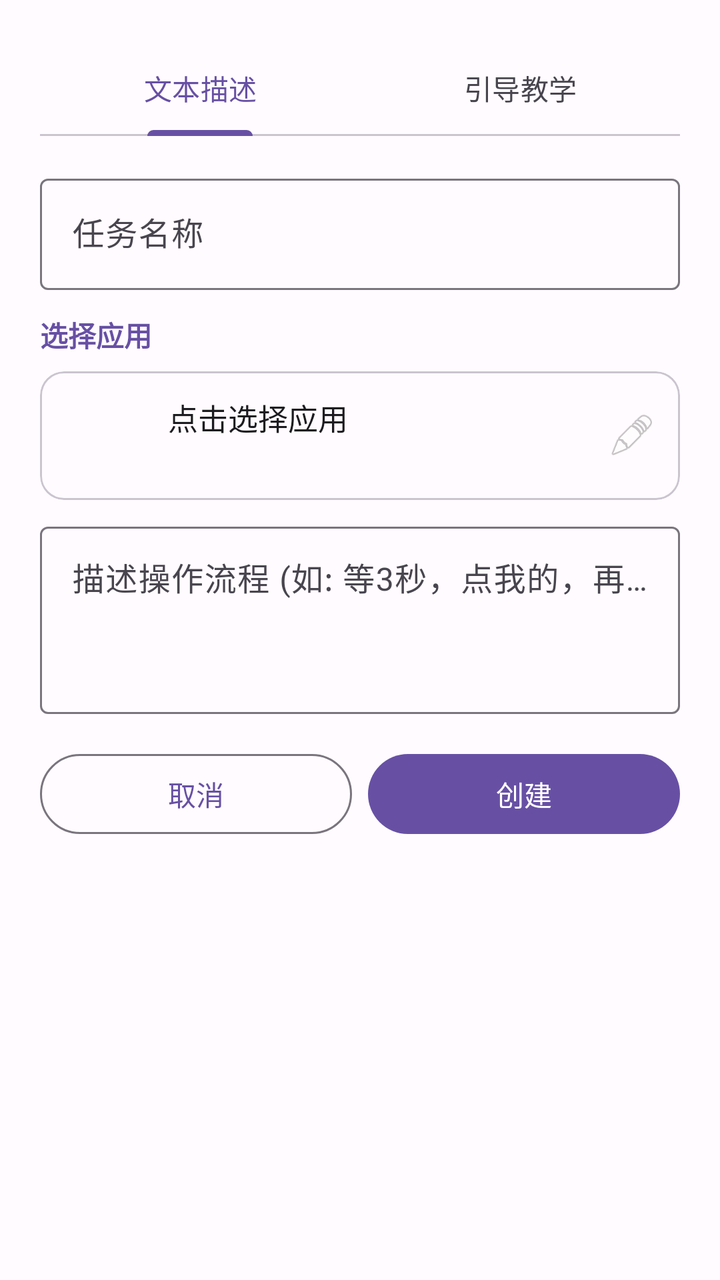
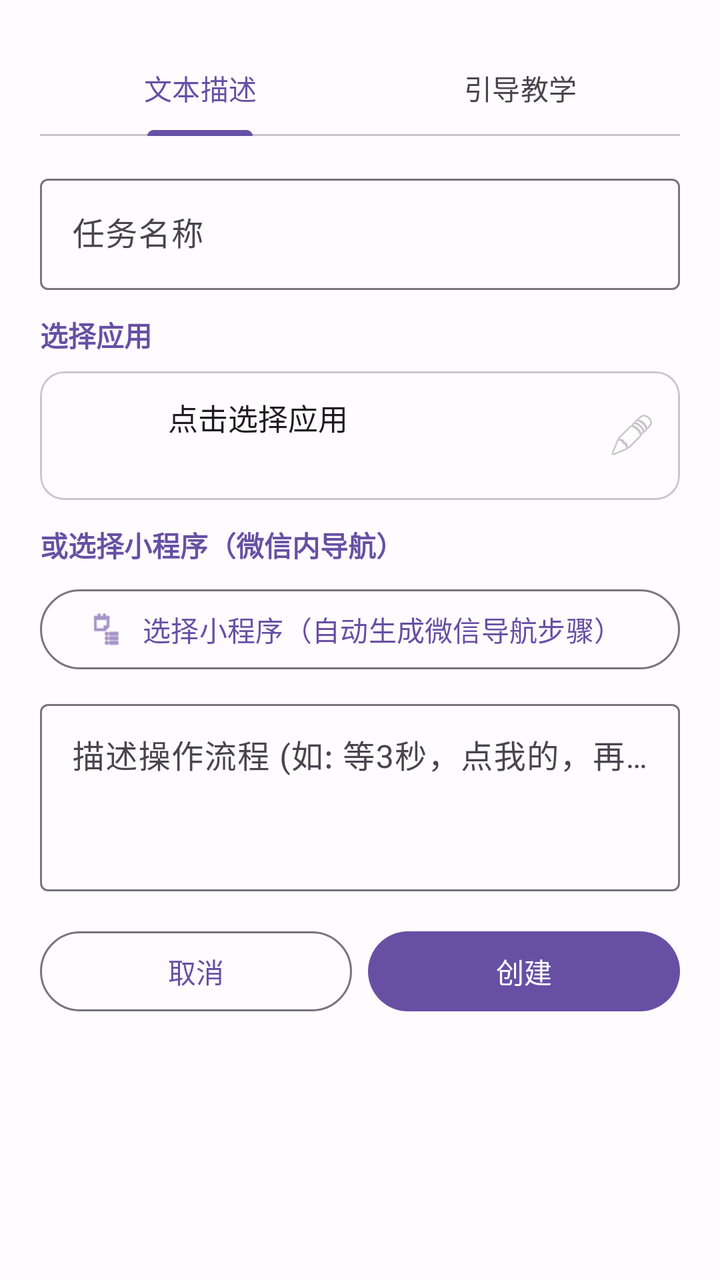

Two renders of the same Android screen: before a commit and after it. Below are the layout's source before the change and the commit's diff.
<!-- AndroidManifest.xml: application theme Theme.AutoTask -->
<!-- res/layout/dialog_add_task.xml -->
<?xml version="1.0" encoding="utf-8"?>
<ScrollView xmlns:android="http://schemas.android.com/apk/res/android"
    xmlns:app="http://schemas.android.com/apk/res-auto"
    android:layout_width="match_parent"
    android:layout_height="wrap_content">

    <LinearLayout
        android:layout_width="match_parent"
        android:layout_height="wrap_content"
        android:orientation="vertical"
        android:padding="20dp">

        <com.google.android.material.tabs.TabLayout
            android:id="@+id/tab_layout"
            android:layout_width="match_parent"
            android:layout_height="wrap_content">

            <com.google.android.material.tabs.TabItem
                android:layout_width="wrap_content"
                android:layout_height="wrap_content"
                android:text="文本描述" />

            <com.google.android.material.tabs.TabItem
                android:layout_width="wrap_content"
                android:layout_height="wrap_content"
                android:text="引导教学" />

        </com.google.android.material.tabs.TabLayout>

        
        <com.google.android.material.textfield.TextInputLayout
            android:layout_width="match_parent"
            android:layout_height="wrap_content"
            android:layout_marginTop="16dp"
            android:hint="任务名称">

            <com.google.android.material.textfield.TextInputEditText
                android:id="@+id/et_task_name"
                android:layout_width="match_parent"
                android:layout_height="wrap_content"
                android:inputType="text" />

        </com.google.android.material.textfield.TextInputLayout>

        
        <TextView
            android:layout_width="wrap_content"
            android:layout_height="wrap_content"
            android:layout_marginTop="12dp"
            android:text="选择应用"
            android:textSize="14sp"
            android:textStyle="bold"
            android:textColor="?attr/colorPrimary" />

        
        <com.google.android.material.card.MaterialCardView
            android:id="@+id/layout_selected_app"
            android:layout_width="match_parent"
            android:layout_height="wrap_content"
            android:layout_marginTop="8dp"
            app:cardCornerRadius="12dp"
            app:cardElevation="0dp"
            app:strokeWidth="1dp"
            app:strokeColor="?attr/colorOutlineVariant"
            app:cardBackgroundColor="?attr/colorSurface">

            <LinearLayout
                android:layout_width="match_parent"
                android:layout_height="wrap_content"
                android:orientation="horizontal"
                android:gravity="center_vertical"
                android:padding="12dp">

                <ImageView
                    android:id="@+id/iv_selected_icon"
                    android:layout_width="40dp"
                    android:layout_height="40dp"
                    android:scaleType="fitCenter"
                    android:src="@android:drawable/sym_def_app_icon" />

                <LinearLayout
                    android:layout_width="0dp"
                    android:layout_height="wrap_content"
                    android:layout_weight="1"
                    android:orientation="vertical"
                    android:layout_marginStart="12dp">

                    <TextView
                        android:id="@+id/tv_selected_name"
                        android:layout_width="wrap_content"
                        android:layout_height="wrap_content"
                        android:text="点击选择应用"
                        android:textSize="15sp"
                        android:textColor="?attr/colorOnSurface" />

                    <TextView
                        android:id="@+id/tv_selected_package"
                        android:layout_width="wrap_content"
                        android:layout_height="wrap_content"
                        android:textSize="12sp"
                        android:textColor="?attr/colorOnSurfaceVariant"
                        android:layout_marginTop="2dp" />

                </LinearLayout>

                <ImageView
                    android:layout_width="24dp"
                    android:layout_height="24dp"
                    android:src="@android:drawable/ic_menu_edit"
                    android:alpha="0.5" />

            </LinearLayout>

        </com.google.android.material.card.MaterialCardView>

        
        <com.google.android.material.textfield.TextInputLayout
            android:id="@+id/til_description"
            android:layout_width="match_parent"
            android:layout_height="wrap_content"
            android:layout_marginTop="8dp"
            android:hint="描述操作流程 (如: 等3秒，点我的，再点设置)">

            <com.google.android.material.textfield.TextInputEditText
                android:id="@+id/et_description"
                android:layout_width="match_parent"
                android:layout_height="wrap_content"
                android:inputType="textMultiLine"
                android:minLines="3"
                android:gravity="top" />

        </com.google.android.material.textfield.TextInputLayout>

        
        <TextView
            android:id="@+id/tv_teach_hint"
            android:layout_width="match_parent"
            android:layout_height="wrap_content"
            android:layout_marginTop="8dp"
            android:text="教学模式：系统会打开应用，然后逐步引导你描述每个页面的操作"
            android:textSize="12sp"
            android:textColor="#757575"
            android:visibility="gone" />

        
        <com.google.android.material.button.MaterialButton
            android:id="@+id/btn_ai_parse"
            android:layout_width="match_parent"
            android:layout_height="wrap_content"
            android:text="AI 解析为步骤"
            android:layout_marginTop="8dp"
            android:visibility="gone"
            style="@style/Widget.Material3.Button.OutlinedButton"
            app:icon="@android:drawable/ic_menu_search" />

        
        <LinearLayout
            android:id="@+id/layout_loading"
            android:layout_width="match_parent"
            android:layout_height="wrap_content"
            android:orientation="vertical"
            android:gravity="center"
            android:layout_marginTop="16dp"
            android:padding="16dp"
            android:visibility="gone">

            <ProgressBar
                android:id="@+id/progress_bar"
                android:layout_width="wrap_content"
                android:layout_height="wrap_content"
                android:indeterminate="true" />

            <TextView
                android:id="@+id/tv_loading_text"
                android:layout_width="wrap_content"
                android:layout_height="wrap_content"
                android:text="正在解析..."
                android:textSize="14sp"
                android:textColor="?attr/colorOnSurfaceVariant"
                android:layout_marginTop="8dp" />

        </LinearLayout>

        
        <LinearLayout
            android:id="@+id/layout_step_preview"
            android:layout_width="match_parent"
            android:layout_height="wrap_content"
            android:orientation="vertical"
            android:layout_marginTop="8dp"
            android:visibility="gone">

            <TextView
                android:layout_width="wrap_content"
                android:layout_height="wrap_content"
                android:text="解析结果（点击步骤可删除）："
                android:textSize="12sp"
                android:textColor="?attr/colorOnSurfaceVariant"
                android:textStyle="bold" />

            <androidx.recyclerview.widget.RecyclerView
                android:id="@+id/rv_steps"
                android:layout_width="match_parent"
                android:layout_height="200dp"
                android:layout_marginTop="4dp"
                android:background="?attr/colorSurfaceVariant"
                android:nestedScrollingEnabled="false" />

        </LinearLayout>

        <LinearLayout
            android:layout_width="match_parent"
            android:layout_height="wrap_content"
            android:orientation="horizontal"
            android:layout_marginTop="16dp">

            <com.google.android.material.button.MaterialButton
                android:id="@+id/btn_cancel"
                android:layout_width="0dp"
                android:layout_height="wrap_content"
                android:layout_weight="1"
                android:text="取消"
                style="@style/Widget.Material3.Button.OutlinedButton" />

            <com.google.android.material.button.MaterialButton
                android:id="@+id/btn_confirm"
                android:layout_width="0dp"
                android:layout_height="wrap_content"
                android:layout_weight="1"
                android:layout_marginStart="8dp"
                android:text="创建" />

        </LinearLayout>

    </LinearLayout>
</ScrollView>
<!-- resources referenced by this layout -->
<resources>
  <style name="Theme.AutoTask" parent="Theme.AutoTask.Purple" />
  <style name="Theme.AutoTask.Purple" parent="Theme.Material3.DayNight.NoActionBar">
          <item name="colorPrimary">@color/purple_primary</item>
          <item name="colorOnPrimary">@color/purple_on_primary</item>
          <item name="colorPrimaryContainer">@color/purple_primary_container</item>
          <item name="colorOnPrimaryContainer">@color/purple_on_primary_container</item>
          <item name="colorSecondary">@color/purple_secondary</item>
          <item name="colorOnSecondary">@color/purple_on_secondary</item>
          <item name="colorSecondaryContainer">@color/purple_secondary_container</item>
          <item name="colorSurface">@color/purple_surface</item>
          <item name="colorOnSurface">@color/purple_on_surface</item>
          <item name="colorSurfaceVariant">@color/purple_surface_variant</item>
          <item name="android:colorBackground">@color/purple_background</item>
      </style>
  <color name="purple_primary">#6750A4</color>
  <color name="purple_on_primary">#FFFFFF</color>
  <color name="purple_primary_container">#EADDFF</color>
  <color name="purple_on_primary_container">#21005D</color>
  <color name="purple_secondary">#625B71</color>
  <color name="purple_on_secondary">#FFFFFF</color>
  <color name="purple_secondary_container">#E8DEF8</color>
  <color name="purple_surface">#FFFBFE</color>
  <color name="purple_on_surface">#1C1B1F</color>
  <color name="purple_surface_variant">#E7E0EC</color>
  <color name="purple_background">#FFFBFE</color>
</resources>

<!-- the commit's change to res/layout/dialog_add_task.xml (unified diff, before → after) -->
@@ -114,6 +114,34 @@
         </com.google.android.material.card.MaterialCardView>
 
         
+        <TextView
+            android:layout_width="wrap_content"
+            android:layout_height="wrap_content"
+            android:layout_marginTop="12dp"
+            android:text="或选择小程序（微信内导航）"
+            android:textSize="14sp"
+            android:textStyle="bold"
+            android:textColor="?attr/colorPrimary" />
+
+        <com.google.android.material.button.MaterialButton
+            android:id="@+id/btn_select_miniprogram"
+            android:layout_width="match_parent"
+            android:layout_height="wrap_content"
+            android:layout_marginTop="8dp"
+            android:text="选择小程序（自动生成微信导航步骤）"
+            style="@style/Widget.Material3.Button.OutlinedButton"
+            app:icon="@android:drawable/ic_menu_agenda" />
+
+        <TextView
+            android:id="@+id/tv_selected_miniprogram"
+            android:layout_width="match_parent"
+            android:layout_height="wrap_content"
+            android:layout_marginTop="4dp"
+            android:textSize="13sp"
+            android:textColor="?attr/colorPrimary"
+            android:visibility="gone" />
+
+        
         <com.google.android.material.textfield.TextInputLayout
             android:id="@+id/til_description"
             android:layout_width="match_parent"
